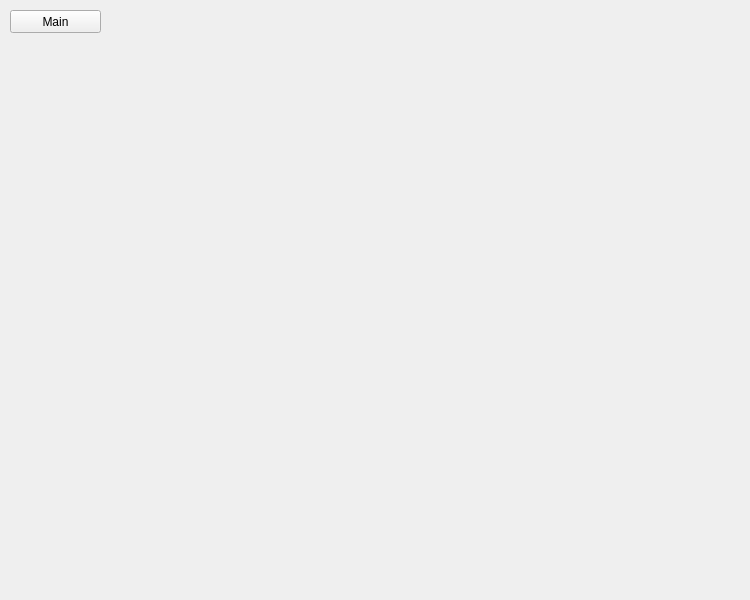
Qt form mini_pro1/mini_prod.ui (park0609/mini_project) before a commit.
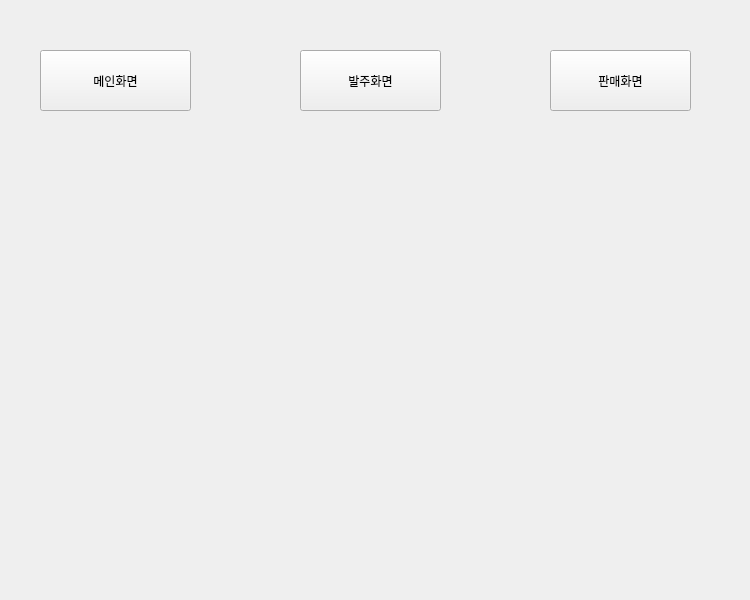
The same form after that commit.

Diff of the .ui file:
```diff
--- a/mini_pro1/mini_prod.ui
+++ b/mini_pro1/mini_prod.ui
@@ -28,14 +28,40 @@
   <widget class="QPushButton" name="pushButton">
    <property name="geometry">
     <rect>
-     <x>10</x>
-     <y>10</y>
-     <width>91</width>
-     <height>23</height>
+     <x>40</x>
+     <y>50</y>
+     <width>151</width>
+     <height>61</height>
     </rect>
    </property>
    <property name="text">
-    <string>Main</string>
+    <string>메인화면</string>
+   </property>
+  </widget>
+  <widget class="QPushButton" name="pushButton_2">
+   <property name="geometry">
+    <rect>
+     <x>300</x>
+     <y>50</y>
+     <width>141</width>
+     <height>61</height>
+    </rect>
+   </property>
+   <property name="text">
+    <string>발주화면</string>
+   </property>
+  </widget>
+  <widget class="QPushButton" name="pushButton_4">
+   <property name="geometry">
+    <rect>
+     <x>550</x>
+     <y>50</y>
+     <width>141</width>
+     <height>61</height>
+    </rect>
+   </property>
+   <property name="text">
+    <string>판매화면</string>
    </property>
   </widget>
  </widget>
```
Left out of the diff: 24 changed lines with no effect on the pictures.
